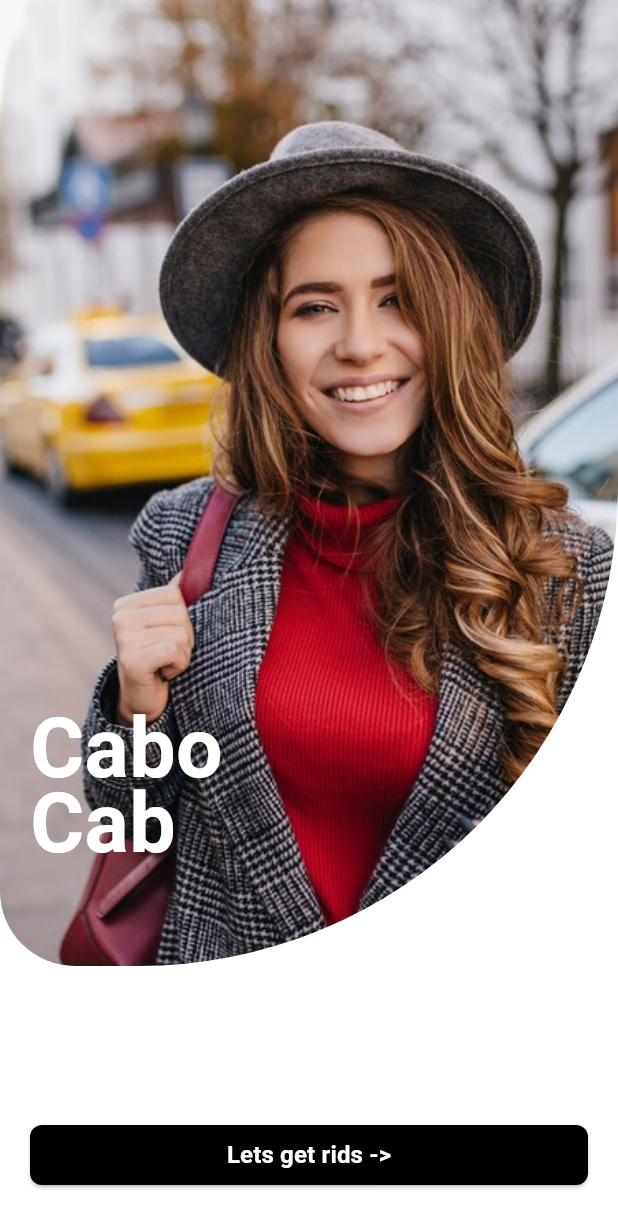
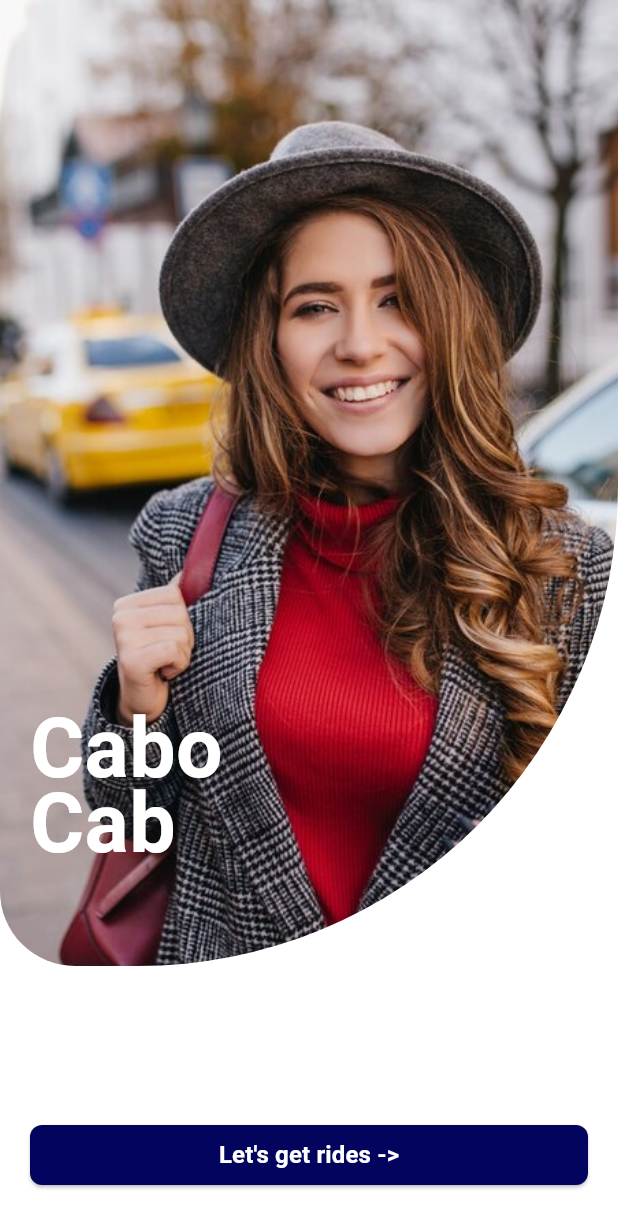
Before and after one commit to sangeeta2701/albrandz_task, a Flutter app: the screen it shows after launch, on a phone screen of 412 x 824 dp. Shown: the top 1228 px of the screen. Run offline on Flutter 3.47's test engine with Material 3 defaults, Android fonts, the phone set to English and light mode, and no system bars; our stand-ins replace intl_phone_field, pinput.

Commit message:
Widget Creation

```diff
--- a/lib/Screens/splash_screen.dart
+++ b/lib/Screens/splash_screen.dart
@@ -1,6 +1,6 @@
 import 'package:albrandz_task/Screens/Auth/login_screen.dart';
+import 'package:albrandz_task/Widgets/customThemeButton.dart';
 import 'package:albrandz_task/utils/colors.dart';
-import 'package:albrandz_task/utils/constants.dart';
 import 'package:flutter/material.dart';
 
 class SplashScreen extends StatelessWidget {
@@ -45,28 +45,14 @@ class SplashScreen extends StatelessWidget {
               bottom: 30,
               left: 20,
               right: 20,
-              child: ElevatedButton(
-                  style: ElevatedButton.styleFrom(
-                      backgroundColor: bColor,
-                      shape: RoundedRectangleBorder(
-                        borderRadius: BorderRadius.circular(8),
-                      )),
-                  onPressed: () {
-                    Navigator.push(
+              child: customThemeButton("Let's get rides ->", () {
+                 Navigator.push(
                       context,
                       MaterialPageRoute(
                         builder: (context) => LoginScreen(),
                       ),
                     );
-                  },
-                  child: Center(
-                      child: Padding(
-                    padding: const EdgeInsets.symmetric(vertical: 8),
-                    child: Text(
-                      "Lets get rids ->",
-                      style: buttonText,
-                    ),
-                  ))))
+              }))
         ],
       ),
     );
--- /dev/null
+++ b/lib/Widgets/customThemeButton.dart
@@ -0,0 +1,23 @@
+
+
+import 'package:albrandz_task/utils/colors.dart';
+import 'package:albrandz_task/utils/constants.dart';
+import 'package:flutter/material.dart';
+
+ElevatedButton customThemeButton(String buttonText, VoidCallback ontap) {
+    return ElevatedButton(
+                      style: ElevatedButton.styleFrom(
+                          backgroundColor: themeColor,
+                          shape: RoundedRectangleBorder(
+                            borderRadius: BorderRadius.circular(8),
+                          )),
+                      onPressed: ontap,
+                      child: Center(
+                          child: Padding(
+                        padding: const EdgeInsets.symmetric(vertical: 8),
+                        child: Text(
+                          buttonText,
+                          style: buttonTextStyle,
+                        ),
+                      )));
+  }
--- a/lib/main.dart
+++ b/lib/main.dart
@@ -1,5 +1,8 @@
 import 'package:albrandz_task/Screens/splash_screen.dart';
+import 'package:albrandz_task/utils/constants.dart';
 import 'package:flutter/material.dart';
+
+import 'utils/colors.dart';
 
 void main() {
   runApp(const MyApp());
@@ -14,6 +17,26 @@ class MyApp extends StatelessWidget {
     return MaterialApp(
       debugShowCheckedModeBanner: false,
       home: SplashScreen(),
+      theme: ThemeData(
+
+              primaryColor: themeColor,
+              primarySwatch: Colors.blue,
+              inputDecorationTheme: InputDecorationTheme(
+                  prefixIconColor: gColor,
+                  contentPadding: EdgeInsets.symmetric(horizontal: 12),
+                  hintStyle: hintTextStyle,
+                  labelStyle: blackContent,
+                  enabledBorder: OutlineInputBorder(
+                      borderRadius: BorderRadius.circular(8),
+                      borderSide:
+                          BorderSide(color: gColor.withOpacity(0.3), width: 1)),
+                  border: OutlineInputBorder(
+                      borderRadius: BorderRadius.circular(8),
+                      borderSide:
+                          BorderSide(color: gColor.withOpacity(0.3), width: 1)),
+                  focusedBorder: OutlineInputBorder(
+                      borderRadius: BorderRadius.circular(8),
+                      borderSide: BorderSide(color: themeColor, width: 1)))),
     );
   }
 }
--- a/lib/utils/colors.dart
+++ b/lib/utils/colors.dart
@@ -3,3 +3,4 @@ import 'package:flutter/material.dart';
 const bColor = Colors.black;
 const wColor = Colors.white;
 const gColor = Colors.grey;
+const themeColor = Color(0xff03045E);
--- a/lib/utils/constants.dart
+++ b/lib/utils/constants.dart
@@ -1,10 +1,13 @@
 import 'package:albrandz_task/utils/colors.dart';
 import 'package:flutter/material.dart';
 
-TextStyle buttonText =
+TextStyle buttonTextStyle =
     TextStyle(fontSize: 16, fontWeight: FontWeight.bold, color: wColor);
 TextStyle blackMainHeading =
     TextStyle(fontSize: 20, fontWeight: FontWeight.bold, color: bColor);
 
 TextStyle blackContent =
     TextStyle(fontSize: 14, fontWeight: FontWeight.w500, color: bColor);
+
+TextStyle hintTextStyle =
+    TextStyle(fontSize: 12, fontWeight: FontWeight.w400, color: gColor);
```
Also changed, not shown: lib/Screens/Auth/login_screen.dart (+10 -21 lines), lib/Screens/Auth/otp_screen.dart (+12 -21 lines), lib/Screens/Profile/create_profile_screen.dart (added, +77 -0 lines).
